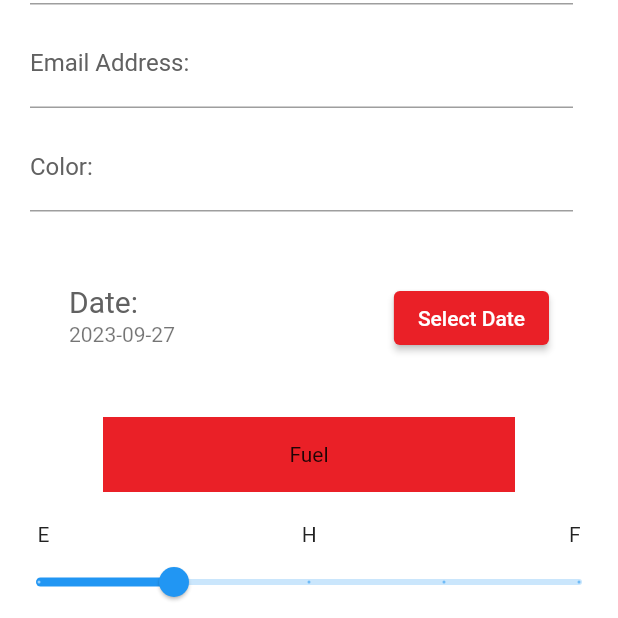
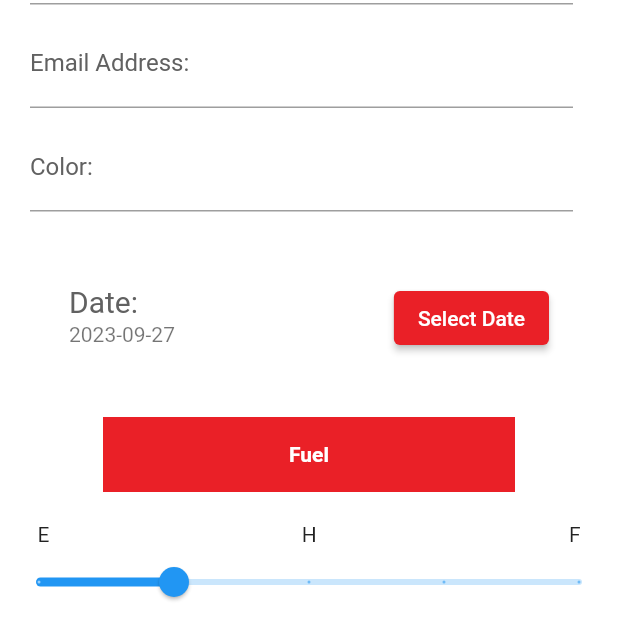
Before and after one commit to tonybotros1/job_card, a Flutter app: the EditCardScreen screen opened directly, scrolled down 119 dp, on a phone screen of 412 x 824 dp, the part 618-1236 px from its top. Run offline on Flutter 3.47's test engine with Material 2 defaults, Android fonts, the phone set to English and light mode, and no system bars; our stand-ins replace cloud_firestore, firebase_core, firebase_storage, get, signature; accounts and stored records are empty.

Commit message:
fix some problems with all works screen

```diff
--- a/lib/controllers/all_works_screen_controller.dart
+++ b/lib/controllers/all_works_screen_controller.dart
@@ -1,6 +1,5 @@
 import 'package:cloud_firestore/cloud_firestore.dart';
 import 'package:get/get.dart';
-import 'package:job_card/models/job_card_model.dart';
 
 class AllWorksController extends GetxController {
   final RxList<DocumentSnapshot> carCards = RxList<DocumentSnapshot>([]);
--- a/lib/screens/edit_card_screen.dart
+++ b/lib/screens/edit_card_screen.dart
@@ -106,7 +106,12 @@ class EditCardScreen extends StatelessWidget {
                       width: Get.width / 1.5,
                       color: mainColor,
                       height: 50,
-                      child: const Center(child: Text('Fuel')),
+                      child: const Center(
+                          child: Text(
+                        'Fuel',
+                        style: TextStyle(
+                            color: Colors.white, fontWeight: FontWeight.bold),
+                      )),
                     ),
                     const SizedBox(
                       height: 20,
```
Also changed, not shown: lib/screens/all_works_screen.dart (+29 -11 lines).
